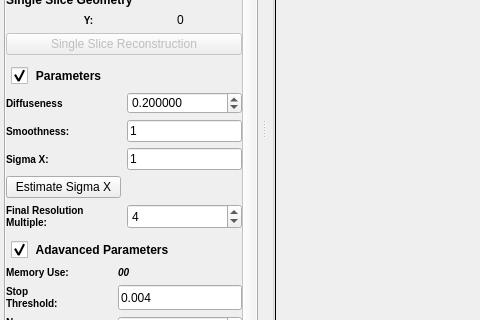
Old version of the form Code/Applications/TomoGui/UI_Files/TomoGui.ui in the repository OpenMBIR/OpenMBIR-TEM; both pictures show x 0 to 480 and y 281 to 601 of the 1165 by 821 pixel window.
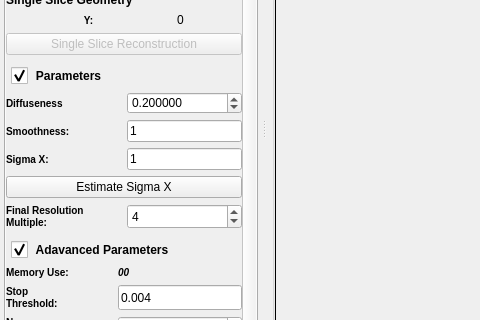
New version of the form. Icons and pictures are not drawn. Custom widgets are drawn as their Qt base class.

```diff
--- a/Code/Applications/TomoGui/UI_Files/TomoGui.ui
+++ b/Code/Applications/TomoGui/UI_Files/TomoGui.ui
@@ -888,9 +888,9 @@
             <property name="geometry">
              <rect>
               <x>0</x>
-              <y>-220</y>
+              <y>-182</y>
               <width>235</width>
-              <height>933</height>
+              <height>895</height>
              </rect>
             </property>
             <layout class="QVBoxLayout" name="verticalLayout_6">
@@ -1479,6 +1479,9 @@
                   <property name="margin">
                    <number>0</number>
                   </property>
+                  <property name="spacing">
+                   <number>6</number>
+                  </property>
                   <item row="0" column="0">
                    <widget class="QLabel" name="label_33">
                     <property name="sizePolicy">
@@ -1596,7 +1599,7 @@
                     </property>
                    </widget>
                   </item>
-                  <item row="3" column="0">
+                  <item row="3" column="0" colspan="2">
                    <widget class="QPushButton" name="estimateGainSigma">
                     <property name="text">
                      <string>Estimate Sigma X</string>
```
Left out of the diff: 6 changed lines with no effect on the pictures.
